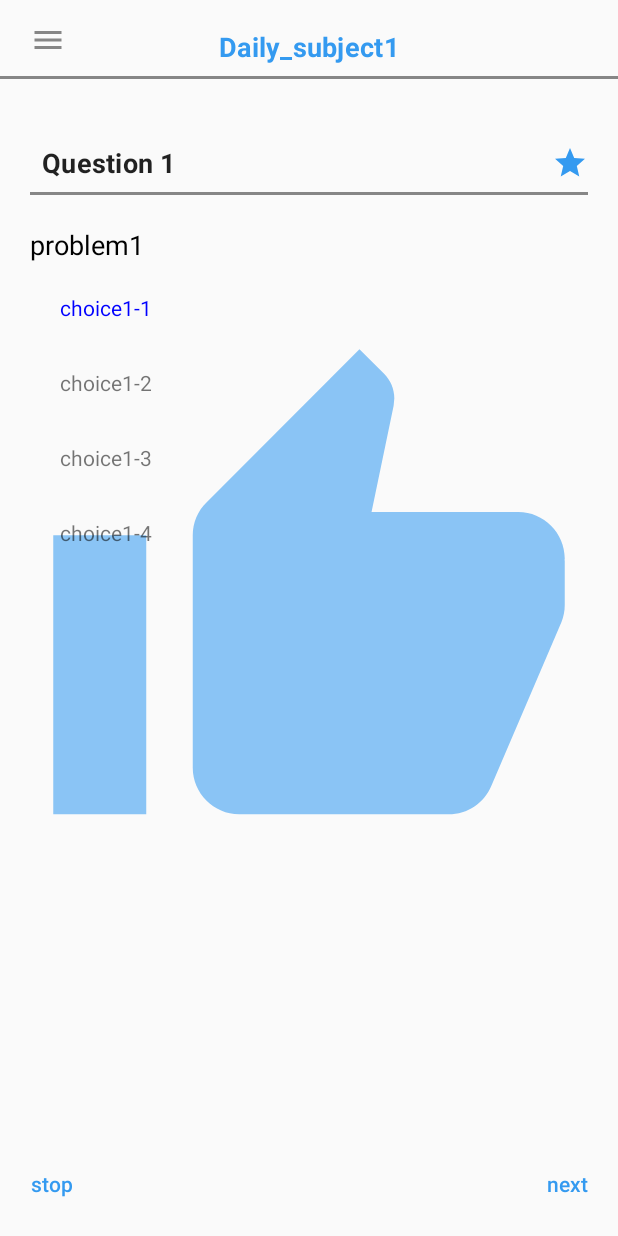
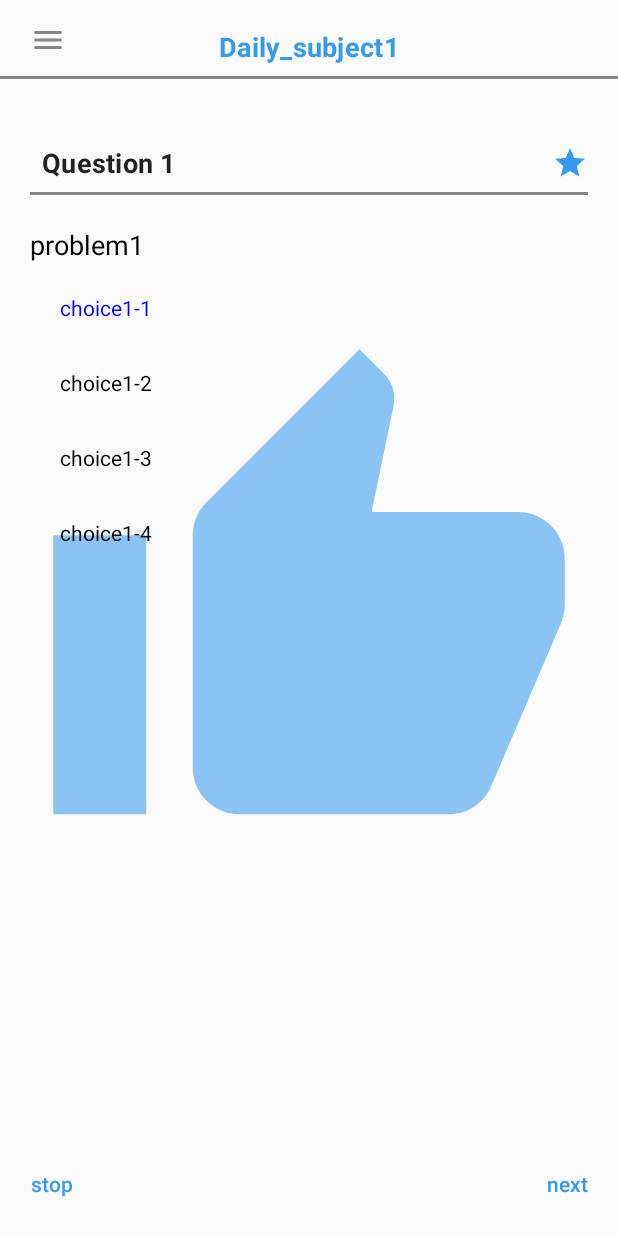
Before and after one commit to YuChocopie/SMU_Quiz, an Android app: the DailyActivity screen opened directly, with no data from a screen before it, after a tap on "choice1-1", on a phone screen of 412 x 824 dp. Run offline under Robolectric (Android 15) with nearby library versions, the phone set to English and light mode, and no system bars; 1 other tap on this screen came first.

Commit message:
MockTestMain.kt에서 setting함수 수정

```diff
--- a/app/src/main/java/com/smu/sangmyung/smu_quiz/Quiz/DailyActivity.kt
+++ b/app/src/main/java/com/smu/sangmyung/smu_quiz/Quiz/DailyActivity.kt
@@ -11,6 +11,7 @@ import android.util.Log
 import android.view.View
 import android.view.View.*
 import android.widget.*
+import com.smu.sangmyung.smu_quiz.Quiz.Choice
 import com.smu.sangmyung.smu_quiz.R
 import kotlinx.android.synthetic.main.activity_daily.*
 
@@ -26,76 +27,91 @@ class DailyActivity : AppCompatActivity() {
 
     )
 
-    open fun isQuestionResult(view: TextView, position: Int, num: String){
-        if(questionList[position].answer == num){
-            ivAnswerCorrect.visibility = VISIBLE
-            view.setTextColor(Color.BLUE)
-        }else{
-            ivAnswerWrong.visibility = VISIBLE
-            view.setTextColor(Color.RED)
-        }
-        tvChoice1.isClickable =false
-        tvChoice2.isClickable =false
-        tvChoice3.isClickable =false
-        tvChoice4.isClickable =false
-    }
-
     override fun onCreate(savedInstanceState: Bundle?) {
-        var i = 0
-        var j = 0
-        var pr_num =1 //문제 수
+        var i = 0 //즐겨찾기 처리할 변수
+        var pr_num = 0 //문제 수
         super.onCreate(savedInstanceState)
         setContentView(R.layout.activity_daily)
 
-        tvMainTopTitle.setText("Daily_${questionList[0].subject}")
-        tvMainQuestionContent.setText(questionList[0].problem)
-        tvMainQuestionNum.text="Question ${pr_num}"
-        tvChoice1.text = questionList[0].choice1
-        tvChoice2.text = questionList[0].choice2
-        tvChoice3.text = questionList[0].choice3
-        tvChoice4.text = questionList[0].choice4
+        //choice 4가지 담을 리스트 -> 이걸로 xml파일 설정
+        var choice= mutableListOf<Choice>(
+            Choice(tvChoice1),
+            Choice(tvChoice2),
+            Choice(tvChoice3),
+            Choice(tvChoice4)
+        )
 
+        //Choice 선택했을 때 처리
+        fun isQuestionResult(position: Int, num: String){
+            val choicenum = Integer.parseInt(num)
+            if(questionList[position].answer == num){
+                ivAnswerCorrect.visibility = VISIBLE
+                ivAnswerWrong.visibility= INVISIBLE
+                choice[choicenum-1].tvChoice.setTextColor(Color.BLUE)
+            }else{
+                ivAnswerWrong.visibility = VISIBLE
+                ivAnswerCorrect.visibility= INVISIBLE
+                choice[choicenum-1].tvChoice.setTextColor(Color.RED)
+            }
+        }
 
+        //xml 파일 problem, choice text설정
+        fun setting(pr_num:Int){
+            tvMainTopTitle.setText("Daily_${questionList[0].subject}")
+            tvMainQuestionContent.setText(questionList[0].problem)
+            tvMainQuestionNum.text="Question ${pr_num+1}"
+            tvChoice1.text = questionList[pr_num].choice1
+            tvChoice2.text = questionList[pr_num].choice2
+            tvChoice3.text = questionList[pr_num].choice3
+            tvChoice4.text = questionList[pr_num].choice4
 
-        tvChoice1.setOnClickListener {
-            isQuestionResult(tvChoice1, j, "1")
-        }
-        tvChoice2.setOnClickListener {
-            isQuestionResult(tvChoice2, j,"2")
-        }
-        tvChoice3.setOnClickListener {
-            isQuestionResult(tvChoice3, j,"3")
-        }
-        tvChoice4.setOnClickListener {
-            isQuestionResult(tvChoice4, j,"4")
+            for(m in 0..3){
+                choice[m].tvChoice.setTextColor(Color.BLACK)
+            }
         }
 
 
+        //xml파일 text뷰 내용 설정
+        setting(pr_num)
+
+        tvChoice1.setOnClickListener {
+            isQuestionResult(pr_num, "1")
+        }
+        tvChoice2.setOnClickListener {
+            isQuestionResult(pr_num,"2")
+        }
+        tvChoice3.setOnClickListener {
+            isQuestionResult(pr_num,"3")
+        }
+        tvChoice4.setOnClickListener {
+            isQuestionResult(pr_num,"4")
+        }
+
+
+        //문제 풀다가 중간에 그만둘 때
         tvStop.setOnClickListener{
             val intent = Intent(this,StopActivity::class.java)
             startActivity(intent)
-
-
         }
 
 
+        //다음문제로 넘어가기
         tvNext.setOnClickListener {
-            j += 1
             pr_num += 1
-            if(j < questionList.size){
+            if(pr_num < questionList.size){
 
-                tvMainTopTitle.setText("Daily_${questionList[j].subject}")
-                tvMainQuestionContent.setText(questionList[j].problem)
-                tvMainQuestionNum.text="Question ${pr_num}"
+                tvMainTopTitle.setText("Daily_${questionList[pr_num].subject}")
+                tvMainQuestionContent.setText(questionList[pr_num].problem)
+                tvMainQuestionNum.text="Question ${pr_num+1}"
                 ivAnswerCorrect.visibility = View.INVISIBLE
                 ivAnswerWrong.visibility = View.INVISIBLE
                 //rvMainMultipleChoice.adapter = mAdapter
                 ivMainLike.setImageResource(R.drawable.like_empty)
 
-                tvChoice1.setText(questionList[j].choice1)
-                tvChoice2.setText(questionList[j].choice2)
-                tvChoice3.setText(questionList[j].choice3)
-                tvChoice4.setText(questionList[j].choice4)
+                tvChoice1.setText(questionList[pr_num].choice1)
+                tvChoice2.setText(questionList[pr_num].choice2)
+                tvChoice3.setText(questionList[pr_num].choice3)
+                tvChoice4.setText(questionList[pr_num].choice4)
                 tvChoice1.setTextColor(Color.BLACK)
                 tvChoice2.setTextColor(Color.BLACK)
                 tvChoice3.setTextColor(Color.BLACK)
@@ -111,6 +127,7 @@ class DailyActivity : AppCompatActivity() {
             }
         }
 
+        //즐겨찾기 체크 or 해제
         ivMainLike.setOnClickListener(object : View.OnClickListener{
             override fun onClick(v: View){
                 i = 1-i
--- a/app/src/main/java/com/smu/sangmyung/smu_quiz/Quiz/MockTestMain.kt
+++ b/app/src/main/java/com/smu/sangmyung/smu_quiz/Quiz/MockTestMain.kt
@@ -76,6 +76,7 @@ class MockTestMain : AppCompatActivity(){
         //xml 파일 problem, choice text설정
         fun setting(pr_num:Int){
             tvMainQuestionNum.text="Question ${pr_num+1}"
+            tvMainQuestionContent.setText(mocktestlist[pr_num].problem)
             tvChoice1.text = mocktestlist[pr_num].choice1
             tvChoice2.text = mocktestlist[pr_num].choice2
             tvChoice3.text = mocktestlist[pr_num].choice3
```
